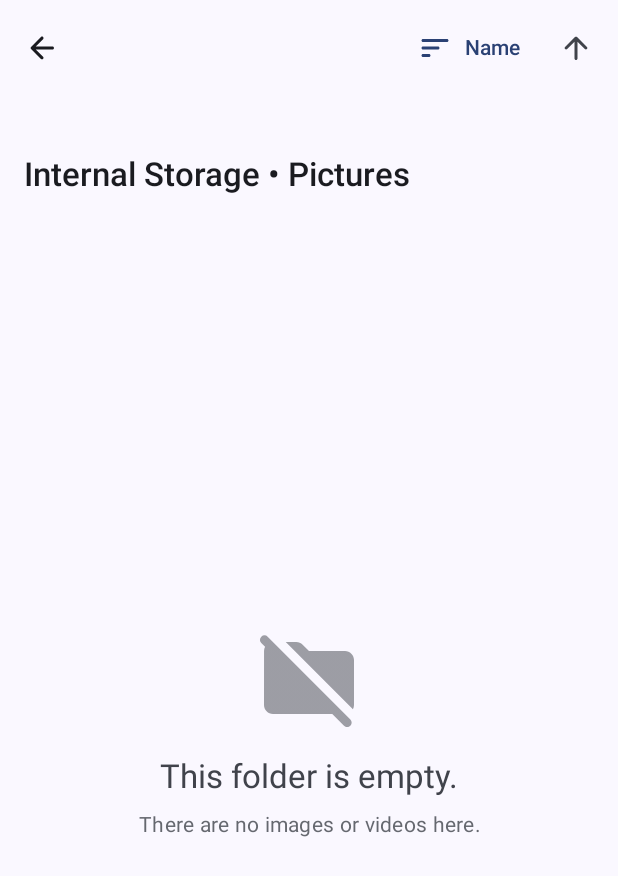
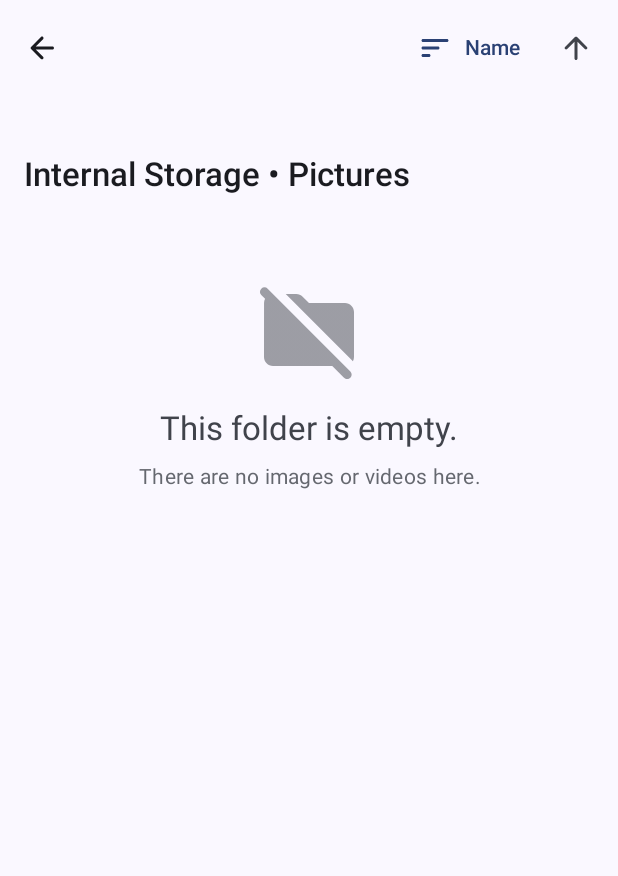
Before and after one commit to dnieln7/gallery-explorer, an Android app built with Jetpack Compose: the @Preview function ExplorerPreview, on a phone screen of 412 x 824 dp. Shown: the top 876 px of the screen. Run offline under Robolectric (Android 15) with nearby library versions, the light colour scheme and no system bars; our stand-ins replace Voyager.

Commit message:
implemented pull-to-refresh functionality and added vertical scrolling to the empty state in `ExplorerScreen`

```diff
--- a/app/src/main/java/xyz/dnieln7/galleryex/feature/explorer/presentation/screen/ExplorerScreen.kt
+++ b/app/src/main/java/xyz/dnieln7/galleryex/feature/explorer/presentation/screen/ExplorerScreen.kt
@@ -11,6 +11,7 @@ import androidx.compose.foundation.lazy.grid.GridCells
 import androidx.compose.foundation.lazy.grid.LazyVerticalGrid
 import androidx.compose.foundation.lazy.grid.items
 import androidx.compose.foundation.rememberScrollState
+import androidx.compose.foundation.verticalScroll
 import androidx.compose.material.icons.Icons
 import androidx.compose.material.icons.automirrored.rounded.ArrowBack
 import androidx.compose.material.icons.rounded.FolderOff
@@ -45,6 +46,7 @@ import xyz.dnieln7.galleryex.R
 import xyz.dnieln7.galleryex.core.domain.media.ExternalMediaScreenTarget
 import xyz.dnieln7.galleryex.core.domain.model.VolumeFile
 import xyz.dnieln7.galleryex.core.presentation.component.EmptyState
+import xyz.dnieln7.galleryex.core.presentation.component.PullToRefresh
 import xyz.dnieln7.galleryex.core.presentation.media.LocalExternalMediaRedirectCoordinator
 import xyz.dnieln7.galleryex.core.presentation.theme.GalleryExplorerTheme
 import xyz.dnieln7.galleryex.feature.explorer.presentation.component.VolumeFileTile
@@ -111,6 +113,7 @@ data class ExplorerScreenDestination(
 
         ExplorerScreen(
             titles = titles,
+            directoryPath = directoryPath,
             state = state,
             onAction = viewModel::onAction,
             navigateBack = { navigator.pop() },
@@ -155,6 +158,7 @@ data class ExplorerScreenDestination(
 @Composable
 private fun ExplorerScreen(
     titles: List<String>,
+    directoryPath: String,
     state: ExplorerState,
     onAction: (ExplorerAction) -> Unit,
     navigateBack: () -> Unit,
@@ -242,7 +246,12 @@ private fun ExplorerScreen(
             ) {
                 if (state.isLoading) {
                     CircularProgressIndicator()
-                } else if (files.isNotEmpty()) {
+                } else {
+                    PullToRefresh(
+                        modifier = Modifier.fillMaxSize(),
+                        onRefresh = { onAction(ExplorerAction.LoadFiles(directoryPath)) },
+                    ) {
+                        if (files.isNotEmpty()) {
                             LazyVerticalGrid(
                                 modifier = Modifier.fillMaxSize(),
                                 columns = GridCells.Fixed(EXPLORER_GRID_COLUMN_COUNT),
@@ -267,10 +276,13 @@ private fun ExplorerScreen(
                             }
                         } else {
                             EmptyState(
+                                modifier = Modifier.verticalScroll(rememberScrollState()),
                                 icon = Icons.Rounded.FolderOff,
                                 title = stringResource(R.string.empty_directory),
                                 message = stringResource(R.string.empty_directory_message),
                             )
+                        }
+                    }
                 }
             }
         },
@@ -287,6 +299,7 @@ private fun ExplorerPreview() {
                     "Internal Storage",
                     "Pictures",
                 ),
+                directoryPath = "/storage/emulated/0/Pictures",
                 state = ExplorerState(),
                 onAction = { },
                 navigateBack = { },
```
Lines whose indentation alone changed are shown as unchanged.
